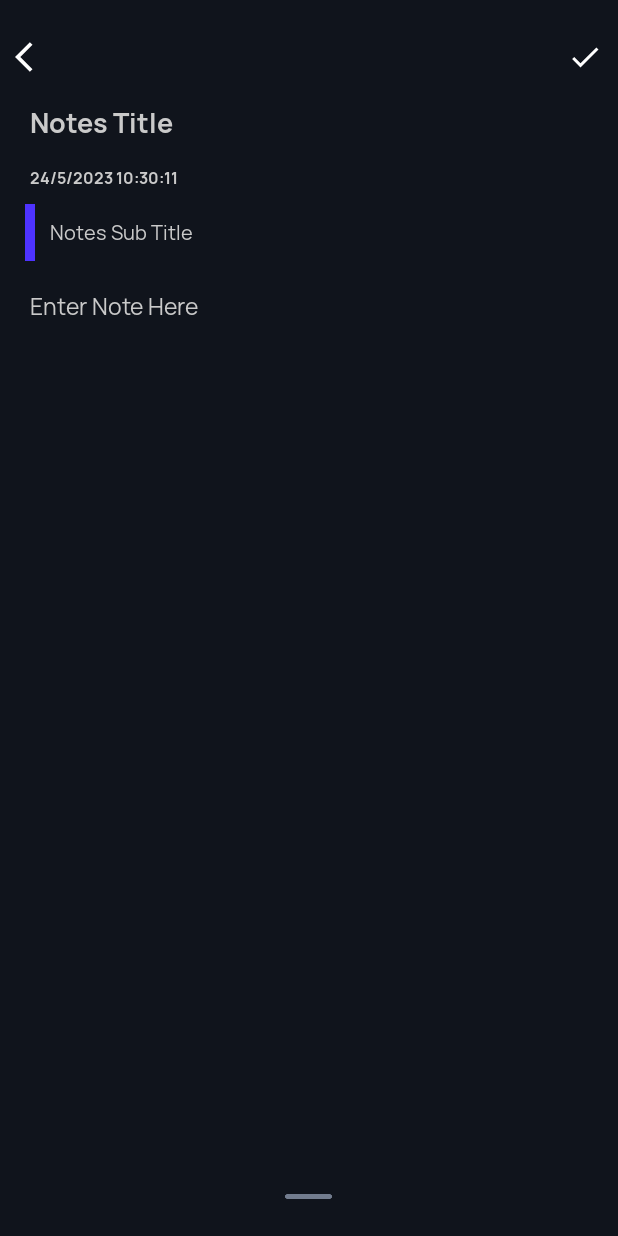
After one commit to Kingno3l/NoteApplication, an Android app: the fragment CreateNoteFragment placed in its activity, on a phone screen of 412 x 824 dp. The commit adds this screen. Run offline under Robolectric (Android 15) with nearby library versions, the phone set to English and light mode, and no system bars; our stand-ins replace Room's generated code, sdp/ssp sizes.

Commit message:
Get all note using coroutines and adapter recycler view

```diff
--- /dev/null
+++ b/app/src/main/java/android/example/noteapplication/BaseFragment.kt
@@ -0,0 +1,25 @@
+package android.example.noteapplication
+
+import android.os.Bundle
+import androidx.fragment.app.Fragment
+import kotlinx.coroutines.CoroutineScope
+import kotlinx.coroutines.Dispatchers
+import kotlinx.coroutines.Job
+import kotlin.coroutines.CoroutineContext
+
+abstract class BaseFragment: Fragment(),  CoroutineScope{
+
+    private  lateinit var job: Job
+    override val coroutineContext: CoroutineContext
+    get() = job +Dispatchers.Main
+
+    override fun onCreate(savedInstanceState: Bundle?) {
+        super.onCreate(savedInstanceState)
+        job = Job()
+    }
+
+    override fun onDestroy() {
+        super.onDestroy()
+        job.cancel()
+    }
+}
--- /dev/null
+++ b/app/src/main/java/android/example/noteapplication/CreateNoteFragment.kt
@@ -0,0 +1,121 @@
+package android.example.noteapplication
+
+import android.example.noteapplication.database.NotesDatabase
+import android.example.noteapplication.databinding.FragmentCreateNoteBinding
+import android.example.noteapplication.databinding.FragmentHomeBinding
+import android.example.noteapplication.entities.Notes
+import android.icu.text.CaseMap.Title
+import android.os.Bundle
+import android.provider.ContactsContract.CommonDataKinds.Note
+import androidx.fragment.app.Fragment
+import android.view.LayoutInflater
+import android.view.View
+import android.view.ViewGroup
+import android.widget.TextView
+import android.widget.Toast
+import androidx.lifecycle.lifecycleScope
+import kotlinx.coroutines.currentCoroutineContext
+import kotlinx.coroutines.launch
+import java.text.SimpleDateFormat
+import java.util.*
+
+class CreateNoteFragment : BaseFragment() {
+
+    private var _binding: FragmentCreateNoteBinding? = null
+    private val binding get() = _binding
+    private lateinit var tvDateTime: TextView
+    private lateinit var etNoteTitle: TextView
+    private lateinit var etNoteSubTitle: TextView
+    private lateinit var etNoteDesc: TextView
+    private lateinit var notes: Note
+    var currentDate:String? = null
+
+
+    override fun onCreate(savedInstanceState: Bundle?) {
+        super.onCreate(savedInstanceState)
+        arguments?.let {
+
+        }
+    }
+
+    override fun onCreateView(
+        inflater: LayoutInflater, container: ViewGroup?,
+        savedInstanceState: Bundle?
+    ): View? {
+        _binding = FragmentCreateNoteBinding.inflate(inflater, container, false)
+        return binding?.root
+        // Inflate the layout for this fragment
+        //return inflater.inflate(R.layout.fragment_create_note, container, false)
+    }
+
+    companion object {
+        @JvmStatic
+        fun newInstance() =
+            CreateNoteFragment().apply {
+                arguments = Bundle().apply {
+                }
+            }
+    }
+
+    override fun onViewCreated(view: View, savedInstanceState: Bundle?) {
+        super.onViewCreated(view, savedInstanceState)
+        val sdf = SimpleDateFormat("dd/M/yyyy hh:mm:ss")
+        currentDate = sdf.format(Date())
+        binding?.tvDateTime?.text = currentDate // Use binding to access the TextView
+
+        etNoteTitle = binding?.etNoteTitle ?: return
+        etNoteSubTitle = binding?.etNoteSubTitle ?: return
+        etNoteDesc = binding?.etNoteDesc ?: return
+
+        binding?.imgDone?.setOnClickListener{
+            saveNote()
+        }
+
+        binding?.imgBack?.setOnClickListener {
+            replaceFragment(HomeFragment.newInstance(), false)
+        }
+    }
+
+    private fun saveNote() {
+
+        if (etNoteTitle.text.isNullOrEmpty()){
+            Toast.makeText(context, "Title Required", Toast.LENGTH_SHORT).show()
+        }
+
+        if (etNoteSubTitle.text.isNullOrEmpty()){
+            Toast.makeText(context, "Sub Title Required", Toast.LENGTH_SHORT).show()
+        }
+
+        if (etNoteDesc.text.isNullOrEmpty()){
+            Toast.makeText(context, "Note Desc Required", Toast.LENGTH_SHORT).show()
+        }
+
+        lifecycleScope.launch {
+            val notes = Notes()
+            notes.title = etNoteTitle.text.toString()
+            notes.subTitle = etNoteSubTitle.text.toString()
+            notes.noteText = etNoteDesc.text.toString()
+            notes.dateTime = currentDate
+            context?.let {
+                NotesDatabase.getDatabase(it).noteDao().insertNotes(notes)
+                etNoteTitle.setText("")
+                etNoteSubTitle.setText("")
+                etNoteDesc.setText("")
+            }
+        }
+    }
+
+
+    private fun replaceFragment(fragment: Fragment, isTransition: Boolean) {
+        val fragmentTransition = requireActivity().supportFragmentManager.beginTransaction()
+
+        if (isTransition) {
+            fragmentTransition.setCustomAnimations(
+                android.R.anim.slide_out_right,
+                android.R.anim.slide_in_left
+            )
+        }
+        fragmentTransition.add(R.id.frame_layout, fragment)
+            .addToBackStack(fragment.javaClass.simpleName).commit()
+    }
+}
--- a/app/src/main/java/android/example/noteapplication/HomeFragment.kt
+++ b/app/src/main/java/android/example/noteapplication/HomeFragment.kt
@@ -1,11 +1,28 @@
 package android.example.noteapplication
 
+import android.example.noteapplication.adapter.NotesAdapter
+import android.example.noteapplication.database.NotesDatabase
+import android.example.noteapplication.databinding.FragmentHomeBinding
 import android.os.Bundle
+
 import androidx.fragment.app.Fragment
 import android.view.LayoutInflater
 import android.view.View
 import android.view.ViewGroup
-class HomeFragment : Fragment() {
+import androidx.recyclerview.widget.GridLayoutManager
+import androidx.recyclerview.widget.LinearLayoutManager
+import androidx.recyclerview.widget.StaggeredGridLayoutManager
+import kotlinx.coroutines.Dispatchers
+import kotlinx.coroutines.GlobalScope
+import kotlinx.coroutines.flow.collect
+import kotlinx.coroutines.launch
+
+class HomeFragment : BaseFragment() {
+
+    private var _binding: FragmentHomeBinding? = null
+    private val binding get() = _binding
+    private lateinit var notesAdapter: NotesAdapter
+
     override fun onCreate(savedInstanceState: Bundle?) {
         super.onCreate(savedInstanceState)
         arguments?.let {
@@ -17,8 +34,9 @@ class HomeFragment : Fragment() {
         inflater: LayoutInflater, container: ViewGroup?,
         savedInstanceState: Bundle?
     ): View? {
-        // Inflate the layout for this fragment
-        return inflater.inflate(R.layout.fragment_home, container, false)
+        super.onCreateView(inflater, container, savedInstanceState)
+        _binding = FragmentHomeBinding.inflate(inflater, container, false)
+        return binding?.root
     }
 
     companion object {
@@ -30,4 +48,55 @@ class HomeFragment : Fragment() {
                 }
             }
     }
+
+    override fun onViewCreated(view: View, savedInstanceState: Bundle?) {
+        super.onViewCreated(view, savedInstanceState)
+
+        // Initialize the NotesAdapter
+        notesAdapter = NotesAdapter()
+
+        // Set up the RecyclerView
+        binding?.apply {
+            // Set up the RecyclerView with StaggeredGridLayoutManager
+            binding?.recyclerView?.layoutManager = StaggeredGridLayoutManager(2, StaggeredGridLayoutManager.VERTICAL)
+            recyclerView.adapter = notesAdapter
+        }
+
+        // Load the notes from the database and update the adapter
+        loadNotesFromDatabase()
+
+        binding?.fabBtnCreateNote?.setOnClickListener {
+            replaceFragment(CreateNoteFragment.newInstance(), true)
+        }
+    }
+
+    private fun loadNotesFromDatabase() {
+        GlobalScope.launch(Dispatchers.Main) {
+            val noteDao = NotesDatabase.getDatabase(requireContext()).noteDao()
+
+            // Observe the database changes using Flow and update the adapter
+            noteDao.allNotes.collect { notesList ->
+                notesAdapter.arrList = ArrayList(notesList)
+                notesAdapter.notifyDataSetChanged()
+            }
+        }
+    }
+
+    fun replaceFragment(fragment: Fragment, istransition: Boolean) {
+        val fragmentTransition = requireActivity().supportFragmentManager.beginTransaction()
+
+        if (istransition) {
+            fragmentTransition.setCustomAnimations(
+                android.R.anim.slide_out_right,
+                android.R.anim.slide_in_left
+            )
+        }
+        fragmentTransition.add(R.id.frame_layout, fragment)
+            .addToBackStack(fragment.javaClass.simpleName).commit()
+    }
+
+    override fun onDestroyView() {
+        super.onDestroyView()
+        _binding = null
+    }
 }
--- /dev/null
+++ b/app/src/main/java/android/example/noteapplication/adapter/NotesAdapter.kt
@@ -0,0 +1,43 @@
+package android.example.noteapplication.adapter
+
+import android.example.noteapplication.R
+import android.example.noteapplication.entities.Notes
+import android.view.LayoutInflater
+import android.view.View
+import android.view.ViewGroup
+import android.widget.AdapterView
+import android.widget.AdapterView.OnItemClickListener
+import android.widget.TextView
+import androidx.recyclerview.widget.RecyclerView
+import javax.xml.transform.ErrorListener
+
+class NotesAdapter(
+    var listener: OnItemClickListener? = null,
+    var arrList: ArrayList<Notes> = ArrayList<Notes>()
+) :
+RecyclerView.Adapter<NotesAdapter.NotesViewHolder>(){
+  inner class NotesViewHolder(ItemView: View) :RecyclerView.ViewHolder(ItemView){
+      val tvTitle: TextView = itemView.findViewById(R.id.tvTitle)
+      val tvDesc: TextView = itemView.findViewById(R.id.tvDesc)
+      val tvDateTime: TextView = itemView.findViewById(R.id.tvDateTime)
+  }
+    override fun onCreateViewHolder(parent: ViewGroup, viewType: Int): NotesViewHolder {
+        val view = LayoutInflater.from(parent.context).inflate(R.layout.item_rv_notes, parent, false)
+        return NotesViewHolder(view)
+    }
+
+    override fun getItemCount(): Int {
+        return arrList.size
+    }
+
+    override fun onBindViewHolder(holder: NotesViewHolder, position: Int) {
+        holder.itemView.apply {
+            val note = arrList[position]
+            holder.tvTitle.text = note.title
+            holder.tvDesc.text = note.noteText
+            holder.tvDateTime.text = note.dateTime
+        }
+    }
+
+
+}
--- a/app/src/main/java/android/example/noteapplication/dao/NoteDao.kt
+++ b/app/src/main/java/android/example/noteapplication/dao/NoteDao.kt
@@ -6,16 +6,18 @@ import androidx.room.Delete
 import androidx.room.Insert
 import androidx.room.OnConflictStrategy
 import androidx.room.Query
+import kotlinx.coroutines.flow.Flow
 
 @Dao
 interface NoteDao {
 
     @get:Query("SELECT * FROM notes ORDER BY id DESC")
-    val allNotes: List<Notes>
+    val allNotes: Flow<List<Notes>>
+
 
     @Insert(onConflict =  OnConflictStrategy.REPLACE)
-    fun insertNotes(notes: Notes)
+    suspend fun insertNotes(notes: Notes)
 
     @Delete
-    fun deleteNote(note:Notes)
+    suspend fun deleteNote(note:Notes)
 }
--- a/app/src/main/java/android/example/noteapplication/database/NotesDatabase.kt
+++ b/app/src/main/java/android/example/noteapplication/database/NotesDatabase.kt
@@ -1,10 +1,13 @@
 package android.example.noteapplication.database
 
 import android.content.Context
+import android.example.noteapplication.dao.NoteDao
 import android.example.noteapplication.entities.Notes
+import androidx.room.Database
 import androidx.room.Room
 import androidx.room.RoomDatabase
 
+@Database(entities = [Notes::class], version = 2, exportSchema = false)
 abstract class NotesDatabase : RoomDatabase() {
 
     companion object {
@@ -12,7 +15,7 @@ abstract class NotesDatabase : RoomDatabase() {
 
         @Synchronized
         fun getDatabase(context: Context): NotesDatabase {
-            if (notesDatabase != null) {
+            if (notesDatabase == null) {
                 notesDatabase = Room.databaseBuilder(
                     context
                     , NotesDatabase::class.java
@@ -22,5 +25,6 @@ abstract class NotesDatabase : RoomDatabase() {
             return notesDatabase!!
         }
     }
-    abstract fun noteDao():Notes
+    abstract fun noteDao(): NoteDao
+
 }
--- /dev/null
+++ b/app/src/main/res/drawable/ic_baseline_cancel_24.xml
@@ -0,0 +1,5 @@
+<vector android:height="24dp" android:tint="#FFFFFF"
+    android:viewportHeight="24" android:viewportWidth="24"
+    android:width="24dp" xmlns:android="http://schemas.android.com/apk/res/android">
+    <path android:fillColor="@android:color/white" android:pathData="M12,2C6.47,2 2,6.47 2,12s4.47,10 10,10 10,-4.47 10,-10S17.53,2 12,2zM17,15.59L15.59,17 12,13.41 8.41,17 7,15.59 10.59,12 7,8.41 8.41,7 12,10.59 15.59,7 17,8.41 13.41,12 17,15.59z"/>
+</vector>
--- /dev/null
+++ b/app/src/main/res/layout/fragment_create_note.xml
@@ -0,0 +1,271 @@
+<?xml version="1.0" encoding="utf-8"?>
+<androidx.constraintlayout.widget.ConstraintLayout xmlns:android="http://schemas.android.com/apk/res/android"
+    xmlns:app="http://schemas.android.com/apk/res-auto"
+    xmlns:tools="http://schemas.android.com/tools"
+    android:layout_width="match_parent"
+    android:layout_height="match_parent"
+    android:background="@color/colorPrimaryDark"
+    tools:context=".MainActivity">
+
+    <ImageView
+        android:id="@+id/imgBack"
+        android:layout_width="wrap_content"
+        android:layout_height="wrap_content"
+        android:layout_marginStart="@dimen/_10sdp"
+        android:layout_marginTop="@dimen/_20sdp"
+        android:layout_marginBottom="@dimen/_10sdp"
+        android:src="@drawable/ic_back"
+        app:layout_constraintStart_toStartOf="parent"
+        app:layout_constraintTop_toTopOf="parent"
+        app:tint="@color/ColorWhite" />
+
+    <ImageView
+        android:id="@+id/imgDone"
+        android:layout_width="wrap_content"
+        android:layout_height="wrap_content"
+        android:layout_marginTop="@dimen/_20sdp"
+        android:layout_marginEnd="@dimen/_10sdp"
+        android:layout_marginBottom="@dimen/_10sdp"
+        android:src="@drawable/ic_tick"
+        app:layout_constraintEnd_toEndOf="parent"
+        app:layout_constraintTop_toTopOf="parent"
+        app:tint="@color/ColorWhite" />
+
+
+    <EditText
+        android:id="@+id/etNoteTitle"
+        android:layout_width="match_parent"
+        android:layout_height="wrap_content"
+        android:layout_margin="@dimen/_10sdp"
+        android:background="@null"
+        android:ellipsize="end"
+        android:fontFamily="@font/manrope_bold"
+        android:hint="@string/notes_title"
+        android:inputType="text"
+        android:maxLines="1"
+        android:padding="@dimen/_10sdp"
+        android:textColor="@color/ColorWhite"
+        android:textColorHint="@color/ColorGray"
+        android:textSize="@dimen/_14ssp"
+        app:layout_constraintEnd_toEndOf="parent"
+        app:layout_constraintStart_toStartOf="parent"
+        app:layout_constraintTop_toBottomOf="@id/imgBack" />
+
+
+    <TextView
+        android:id="@+id/tvDateTime"
+        android:layout_width="match_parent"
+        android:layout_height="wrap_content"
+        android:layout_marginStart="@dimen/_10sdp"
+        android:layout_marginTop="@dimen/_5sdp"
+        android:layout_marginEnd="@dimen/_10sdp"
+        android:layout_marginBottom="@dimen/_5sdp"
+        android:ellipsize="end"
+        android:fontFamily="@font/manrope_bold"
+        android:maxLines="1"
+        android:paddingStart="@dimen/_10sdp"
+        android:textColor="@color/ColorGray"
+        android:textColorHint="@color/ColorGray"
+        android:textSize="@dimen/_8ssp"
+        app:layout_constraintEnd_toEndOf="parent"
+        app:layout_constraintStart_toStartOf="parent"
+        app:layout_constraintTop_toBottomOf="@id/etNoteTitle" />
+
+    <LinearLayout
+        android:id="@+id/l1"
+        android:layout_width="match_parent"
+        android:layout_height="wrap_content"
+        android:layout_margin="@dimen/_10sdp"
+        android:orientation="horizontal"
+        app:layout_constraintEnd_toEndOf="parent"
+        app:layout_constraintStart_toStartOf="parent"
+        app:layout_constraintTop_toBottomOf="@id/tvDateTime">
+
+
+        <View
+            android:id="@+id/colorView"
+            android:layout_width="@dimen/_5sdp"
+            android:layout_height="match_parent"
+            android:layout_marginStart="@dimen/_5sdp"
+            android:background="@color/ColorBlue" />
+
+        <EditText
+            android:id="@+id/etNoteSubTitle"
+            android:layout_width="match_parent"
+            android:layout_height="wrap_content"
+            android:background="@null"
+            android:ellipsize="end"
+            android:fontFamily="@font/manrope_regular"
+            android:hint="@string/notes_sub_title"
+            android:inputType="text"
+            android:maxLines="1"
+            android:padding="@dimen/_10sdp"
+            android:textColor="@color/ColorWhite"
+            android:textColorHint="@color/ColorGray"
+            android:textSize="@dimen/_10ssp" />
+    </LinearLayout>
+
+    <RelativeLayout
+        android:id="@+id/layoutImage"
+        android:layout_width="match_parent"
+        android:layout_height="wrap_content"
+        android:visibility="gone"
+        app:layout_constraintTop_toBottomOf="@id/l1">
+
+
+
+        <ImageView
+            android:id="@+id/imgNote"
+            android:layout_width="match_parent"
+            android:layout_height="@dimen/_300sdp"
+            android:visibility="gone"
+            android:layout_marginStart="@dimen/_10sdp"
+            android:layout_marginTop="@dimen/_10sdp"
+            android:layout_marginEnd="@dimen/_10sdp" />
+
+        <ImageView
+            android:id="@+id/imgDelete"
+            android:layout_width="@dimen/_24sdp"
+            android:layout_height="@dimen/_24sdp"
+            android:layout_marginEnd="@dimen/_15sdp"
+            android:layout_marginTop="@dimen/_20sdp"
+            android:layout_alignParentEnd="true"
+            android:visibility="gone"
+            android:layout_alignParentTop="true"
+            android:src="@drawable/ic_delete" />
+
+
+    </RelativeLayout>
+
+    <LinearLayout
+        android:layout_width="match_parent"
+        android:layout_height="wrap_content"
+        android:id="@+id/layoutWebUrl"
+        android:background="@color/colorPrimary"
+        app:layout_constraintEnd_toEndOf="parent"
+        android:padding="@dimen/_10sdp"
+        android:visibility="gone"
+        android:layout_margin="@dimen/_10sdp"
+        app:layout_constraintStart_toStartOf="parent"
+        app:layout_constraintTop_toBottomOf="@id/layoutImage"
+        android:orientation="vertical">
+
+        <LinearLayout
+            android:layout_width="match_parent"
+            android:layout_height="wrap_content"
+            android:gravity="center"
+            android:orientation="horizontal">
+            <EditText
+                android:id="@+id/etWebLink"
+                android:layout_width="match_parent"
+                android:layout_height="wrap_content"
+                android:layout_weight="1"
+                android:background="@null"
+                android:fontFamily="@font/manrope_regular"
+                android:hint="@string/web_url"
+                android:inputType="textMultiLine"
+                android:padding="@dimen/_10sdp"
+                android:text="http://"
+                android:textColor="@color/ColorWhite"
+                android:textColorHint="@color/ColorGray"
+                android:textSize="@dimen/_12ssp" />
+            <ImageView
+                android:id="@+id/imgUrlDelete"
+                android:layout_width="@dimen/_24sdp"
+                android:layout_height="@dimen/_24sdp"
+                android:visibility="gone"
+                android:src="@drawable/ic_baseline_cancel_24" />
+        </LinearLayout>
+
+
+
+        <LinearLayout
+            android:layout_width="match_parent"
+            android:layout_height="wrap_content"
+            android:layout_gravity="end"
+            android:layout_marginTop="@dimen/_10sdp"
+            android:gravity="end"
+            android:orientation="horizontal">
+
+
+            <Button
+                android:layout_width="wrap_content"
+                android:layout_height="@dimen/_30sdp"
+                android:fontFamily="@font/manrope_bold"
+                android:background="@color/colorAccent"
+                android:text="@string/cancel"
+                android:textSize="@dimen/_12ssp"
+                android:textAllCaps="false"
+                android:textColor="@color/ColorWhite"
+                android:id="@+id/btnCancel"/>
+
+            <Button
+                android:layout_width="wrap_content"
+                android:layout_height="@dimen/_30sdp"
+                android:fontFamily="@font/manrope_bold"
+                android:background="@color/colorAccent"
+                android:text="@string/ok"
+                android:textAllCaps="false"
+                android:textSize="@dimen/_12ssp"
+                android:layout_marginStart="@dimen/_5sdp"
+                android:textColor="@color/ColorWhite"
+                android:id="@+id/btnOk"/>
+
+
+        </LinearLayout>
+    </LinearLayout>
+
+    <TextView
+        android:id="@+id/tvWebLink"
+        android:layout_width="match_parent"
+        android:layout_height="wrap_content"
+        android:layout_marginStart="@dimen/_10sdp"
+        android:layout_marginTop="@dimen/_5sdp"
+        android:layout_marginEnd="@dimen/_10sdp"
+        android:layout_marginBottom="@dimen/_5sdp"
+        android:ellipsize="end"
+        android:visibility="gone"
+        android:fontFamily="@font/manrope_bold"
+        android:padding="@dimen/_10sdp"
+        android:textColor="@color/ColorGray"
+        android:textColorHint="@color/ColorGray"
+        android:textSize="@dimen/_12ssp"
+        android:autoLink="web"
+        app:layout_constraintEnd_toEndOf="parent"
+        app:layout_constraintStart_toStartOf="parent"
+        app:layout_constraintTop_toBottomOf="@id/layoutWebUrl" />
+
+    <EditText
+        android:id="@+id/etNoteDesc"
+        android:layout_width="match_parent"
+        android:layout_height="wrap_content"
+        android:layout_margin="@dimen/_10sdp"
+        android:background="@null"
+        android:fontFamily="@font/manrope_regular"
+        android:hint="@string/notes_desc"
+        android:inputType="textMultiLine"
+        android:padding="@dimen/_10sdp"
+        android:textColor="@color/ColorWhite"
+        android:textColorHint="@color/ColorGray"
+        android:textSize="@dimen/_12ssp"
+        app:layout_constraintEnd_toEndOf="parent"
+        app:layout_constraintStart_toStartOf="parent"
+        app:layout_constraintTop_toBottomOf="@id/tvWebLink" />
+
+    <FrameLayout
+        android:layout_width="match_parent"
+        android:layout_height="@dimen/_40sdp"
+        app:layout_constraintBottom_toBottomOf="parent"
+        app:layout_constraintEnd_toEndOf="parent"
+        app:layout_constraintStart_toStartOf="parent">
+
+        <ImageView
+            android:id="@+id/imgMore"
+            android:layout_width="@dimen/_24sdp"
+            android:layout_height="@dimen/_24sdp"
+            android:layout_gravity="center"
+            android:src="@drawable/img_bar" />
+    </FrameLayout>
+
+
+</androidx.constraintlayout.widget.ConstraintLayout>
--- /dev/null
+++ b/app/src/main/res/values/dimen.xml
@@ -0,0 +1,5 @@
+<?xml version="1.0" encoding="utf-8"?>
+<resources>
+    <dimen name="_15sp">15sp</dimen>
+    <dimen name="_10sdp">10dp</dimen>
+</resources>
--- a/app/src/main/res/values/strings.xml
+++ b/app/src/main/res/values/strings.xml
@@ -1,7 +1,14 @@
 <resources>
-    <string name="app_name">NoteApplication</string>
+    <string name="app_name">NotesApp</string>
     <string name="notes">My Notes</string>
-    <string name="search">Search Your Notes</string>
+    <string name="notes_title">Notes Title</string>
+    <string name="notes_sub_title">Notes Sub Title</string>
+    <string name="notes_desc">Enter Note Here</string>
+    <string name="web_url">Enter Web Url</string>
+    <string name="ok">Ok</string>
+    <string name="cancel">Cancel</string>
+    <string name="storage_permission_text">This app needs access to your storage.</string>
+    <string name="search">Search your notes</string>
     <!-- TODO: Remove or change this placeholder text -->
     <string name="hello_blank_fragment">Hello blank fragment</string>
 </resources>
```
Also changed, not shown: app/build.gradle (+15 -5 lines), app/src/main/java/android/example/noteapplication/entities/Notes.kt (+10 -10 lines), app/src/main/res/layout/fragment_home.xml (+6 -5 lines), app/src/main/res/layout/item_note.xml (added, +14 -0 lines), app/src/main/res/layout/item_rv_notes.xml (added, +95 -0 lines), app/src/main/res/drawable-v24/img_bar.png (added).
